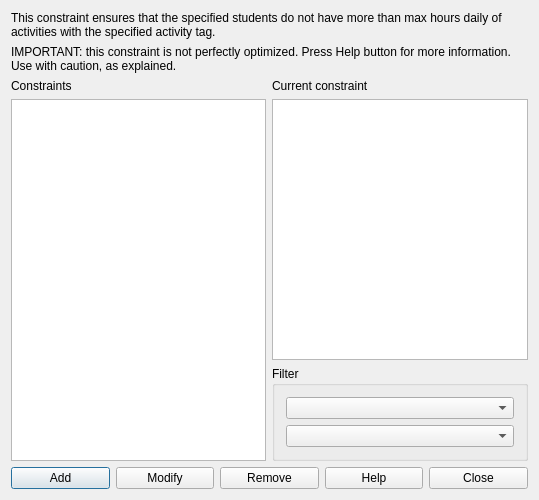
The window that fet/src/interface/constraintstudentssetactivitytagmaxhoursdailyform_template.ui (vonmecheln/fet) describes before a commit, drawn with Qt 5.
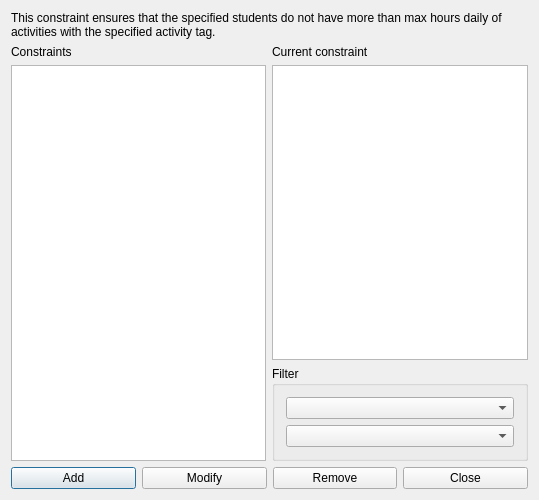
The same window after the commit.

Patch:
```diff
--- a/fet/src/interface/constraintstudentssetactivitytagmaxhoursdailyform_template.ui
+++ b/fet/src/interface/constraintstudentssetactivitytagmaxhoursdailyform_template.ui
@@ -14,39 +14,54 @@
    <string extracomment="This is the title of the dialog to see the list of all constraints of this type">Constraints students set activity tag max hours daily</string>
   </property>
   <layout class="QGridLayout" name="gridLayout_2">
-   <item row="0" column="0" colspan="2">
-    <widget class="QLabel" name="textLabel1">
-     <property name="sizePolicy">
-      <sizepolicy hsizetype="Minimum" vsizetype="Minimum">
-       <horstretch>0</horstretch>
-       <verstretch>0</verstretch>
-      </sizepolicy>
-     </property>
-     <property name="text">
-      <string>This constraint ensures that the specified students do not have more than max hours daily of activities with the specified activity tag.</string>
-     </property>
-     <property name="wordWrap">
-      <bool>true</bool>
-     </property>
-    </widget>
+   <item row="3" column="0" colspan="2">
+    <layout class="QHBoxLayout" name="horizontalLayout">
+     <item>
+      <widget class="QPushButton" name="addConstraintPushButton">
+       <property name="text">
+        <string>Add</string>
+       </property>
+      </widget>
+     </item>
+     <item>
+      <widget class="QPushButton" name="modifyConstraintPushButton">
+       <property name="text">
+        <string>Modify</string>
+       </property>
+      </widget>
+     </item>
+     <item>
+      <widget class="QPushButton" name="removeConstraintPushButton">
+       <property name="text">
+        <string>Remove</string>
+       </property>
+      </widget>
+     </item>
+     <item>
+      <widget class="QPushButton" name="closePushButton">
+       <property name="text">
+        <string>Close</string>
+       </property>
+      </widget>
+     </item>
+    </layout>
    </item>
-   <item row="1" column="0" colspan="2">
-    <widget class="QLabel" name="label">
-     <property name="sizePolicy">
-      <sizepolicy hsizetype="Minimum" vsizetype="Minimum">
-       <horstretch>0</horstretch>
-       <verstretch>0</verstretch>
-      </sizepolicy>
+   <item row="2" column="1">
+    <widget class="QGroupBox" name="filterGroupBox">
+     <property name="title">
+      <string>Filter</string>
      </property>
-     <property name="text">
-      <string>IMPORTANT: this constraint is not perfectly optimized. Press Help button for more information. Use with caution, as explained.</string>
-     </property>
-     <property name="wordWrap">
-      <bool>true</bool>
-     </property>
+     <layout class="QGridLayout" name="gridLayout">
+      <item row="0" column="0">
+       <widget class="QComboBox" name="studentsComboBox"/>
+      </item>
+      <item row="1" column="0">
+       <widget class="QComboBox" name="activityTagsComboBox"/>
+      </item>
+     </layout>
     </widget>
    </item>
-   <item row="2" column="0" rowspan="2">
+   <item row="1" column="0" rowspan="2">
     <layout class="QVBoxLayout" name="verticalLayout">
      <item>
       <widget class="QLabel" name="constraintsTextLabel">
@@ -69,7 +84,23 @@
      </item>
     </layout>
    </item>
-   <item row="2" column="1">
+   <item row="0" column="0" colspan="2">
+    <widget class="QLabel" name="textLabel1">
+     <property name="sizePolicy">
+      <sizepolicy hsizetype="Minimum" vsizetype="Minimum">
+       <horstretch>0</horstretch>
+       <verstretch>0</verstretch>
+      </sizepolicy>
+     </property>
+     <property name="text">
+      <string>This constraint ensures that the specified students do not have more than max hours daily of activities with the specified activity tag.</string>
+     </property>
+     <property name="wordWrap">
+      <bool>true</bool>
+     </property>
+    </widget>
+   </item>
+   <item row="1" column="1">
     <layout class="QVBoxLayout" name="verticalLayout_2">
      <item>
       <widget class="QLabel" name="currentConstraintTextLabel">
@@ -86,60 +117,6 @@
      </item>
     </layout>
    </item>
-   <item row="3" column="1">
-    <widget class="QGroupBox" name="filterGroupBox">
-     <property name="title">
-      <string>Filter</string>
-     </property>
-     <layout class="QGridLayout" name="gridLayout">
-      <item row="0" column="0">
-       <widget class="QComboBox" name="studentsComboBox"/>
-      </item>
-      <item row="1" column="0">
-       <widget class="QComboBox" name="activityTagsComboBox"/>
-      </item>
-     </layout>
-    </widget>
-   </item>
-   <item row="4" column="0" colspan="2">
-    <layout class="QHBoxLayout" name="horizontalLayout">
-     <item>
-      <widget class="QPushButton" name="addConstraintPushButton">
-       <property name="text">
-        <string>Add</string>
-       </property>
-      </widget>
-     </item>
-     <item>
-      <widget class="QPushButton" name="modifyConstraintPushButton">
-       <property name="text">
-        <string>Modify</string>
-       </property>
-      </widget>
-     </item>
-     <item>
-      <widget class="QPushButton" name="removeConstraintPushButton">
-       <property name="text">
-        <string>Remove</string>
-       </property>
-      </widget>
-     </item>
-     <item>
-      <widget class="QPushButton" name="helpPushButton">
-       <property name="text">
-        <string>Help</string>
-       </property>
-      </widget>
-     </item>
-     <item>
-      <widget class="QPushButton" name="closePushButton">
-       <property name="text">
-        <string>Close</string>
-       </property>
-      </widget>
-     </item>
-    </layout>
-   </item>
   </layout>
  </widget>
  <layoutdefault spacing="6" margin="11"/>
```
